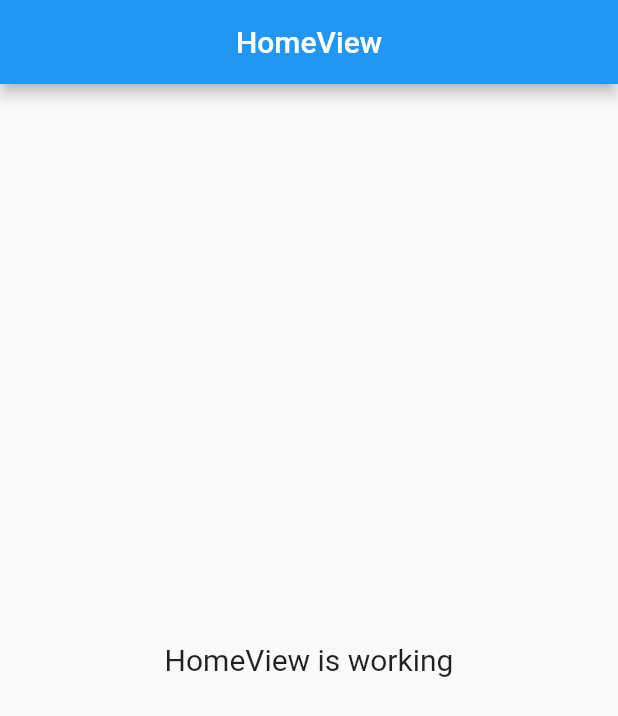
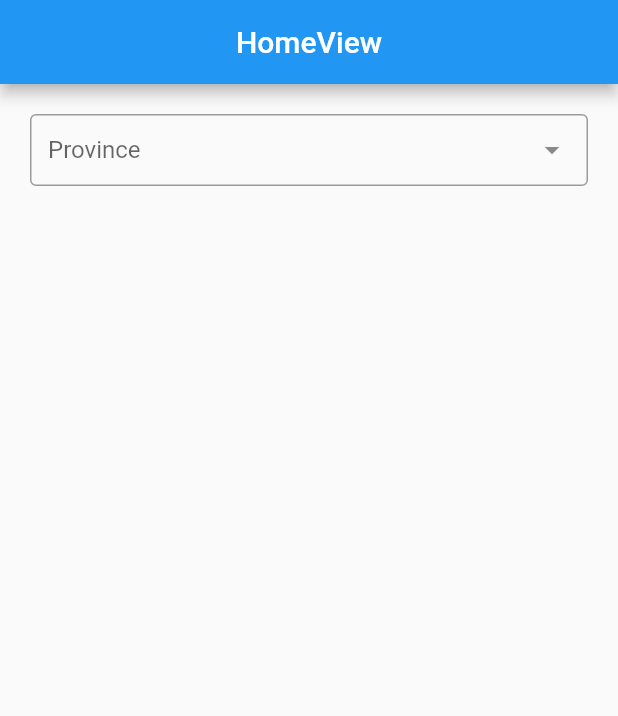
Before and after one commit to rizkitirta/Flutter_CekOngkir, a Flutter app: the screen it shows after launch, on a phone screen of 412 x 824 dp. Shown: the top 716 px of the screen. Run offline on Flutter 3.47's test engine with Material 2 defaults, Android fonts, the phone set to English and light mode, and no system bars; drawn by our look-alikes of dropdown_search; our stand-ins replace get.

Commit message:
Get Data province

```diff
--- /dev/null
+++ b/assets/models/province.json
@@ -0,0 +1,4 @@
+{
+    "province_id": "12",
+    "province": "Lampung"
+}
--- /dev/null
+++ b/lib/app/modules/home/province_model.dart
@@ -0,0 +1,26 @@
+class Province {
+  String? provinceId;
+  String? province;
+
+  Province({this.provinceId, this.province});
+
+  Province.fromJson(Map<String, dynamic> json) {
+    provinceId = json['province_id'];
+    province = json['province'];
+  }
+
+  Map<String, dynamic> toJson() {
+    final data = <String, dynamic>{};
+    data['province_id'] = provinceId;
+    data['province'] = province;
+    return data;
+  }
+
+   static List<Province> fromJsonList(List list) {
+    if (list == 0) return List<Province>.empty();
+    return list.map((item) => Province.fromJson(item)).toList();
+  }
+
+
+
+}
--- a/lib/app/modules/home/views/home_view.dart
+++ b/lib/app/modules/home/views/home_view.dart
@@ -1,8 +1,13 @@
+import 'dart:convert';
+
+import 'package:cek_ongkir/app/modules/home/province_model.dart';
+import 'package:dropdown_search/dropdown_search.dart';
 import 'package:flutter/material.dart';
 
 import 'package:get/get.dart';
 
 import '../controllers/home_controller.dart';
+import 'package:http/http.dart' as http;
 
 class HomeView extends GetView<HomeController> {
   @override
@@ -12,12 +17,53 @@ class HomeView extends GetView<HomeController> {
           title: Text('HomeView'),
           centerTitle: true,
         ),
-      body: Center(
+        body: ListView(
+          padding: EdgeInsets.all(20),
+          children: [
+            DropdownSearch<Province>(
+              label: "Province",
+              showSearchBox: true,
+              itemAsString: (item) => item.province!,
+              searchBoxDecoration: InputDecoration(
+                  border: OutlineInputBorder(
+                      borderRadius: BorderRadius.circular(50)), hintText: "cari provinsi"),
+              onFind: (String filter) async {
+                Uri url =
+                    Uri.parse("https://api.rajaongkir.com/starter/province");
+
+                try {
+                  final response = await http.get(url,
+                      headers: {"key": "0ae702200724a396a933fa0ca4171a7e"});
+
+                  var data = jsonDecode(response.body) as Map<String, dynamic>;
+
+                  if (data['rajaongkir']['status']['code'] != 200) {
+                    throw data['rajaongkir']['status']['description'];
+                  }
+
+                  var list_province =
+                      data['rajaongkir']['results'] as List<dynamic>;
+
+                  var models = Province.fromJsonList(list_province);
+                  return models;
+                } catch (e) {
+                  return List<Province>.empty();
+                }
+              },
+              onChanged: (value) {
+                print(value);
+              },
+              popupItemBuilder: (context, item, isSelected) {
+                return Container(
                   child: Text(
-          'HomeView is working',
-          style: TextStyle(fontSize: 20),
+                    "${item.province}",
+                    style: TextStyle(color: Colors.grey[800]),
                   ),
-      ),
+                  padding: EdgeInsets.symmetric(horizontal: 20, vertical: 10),
                 );
+              },
+            )
+          ],
+        ));
   }
 }
--- a/pubspec.yaml
+++ b/pubspec.yaml
@@ -8,6 +8,8 @@ environment:
 dependencies:
   cupertino_icons: ^1.0.2
   get: 4.3.8
+  dropdown_search: 0.6.3
+  http: 0.13.3
   flutter:
     sdk: flutter
 
```
Also changed, not shown: pubspec.lock. Lines whose indentation alone changed are shown as unchanged.
